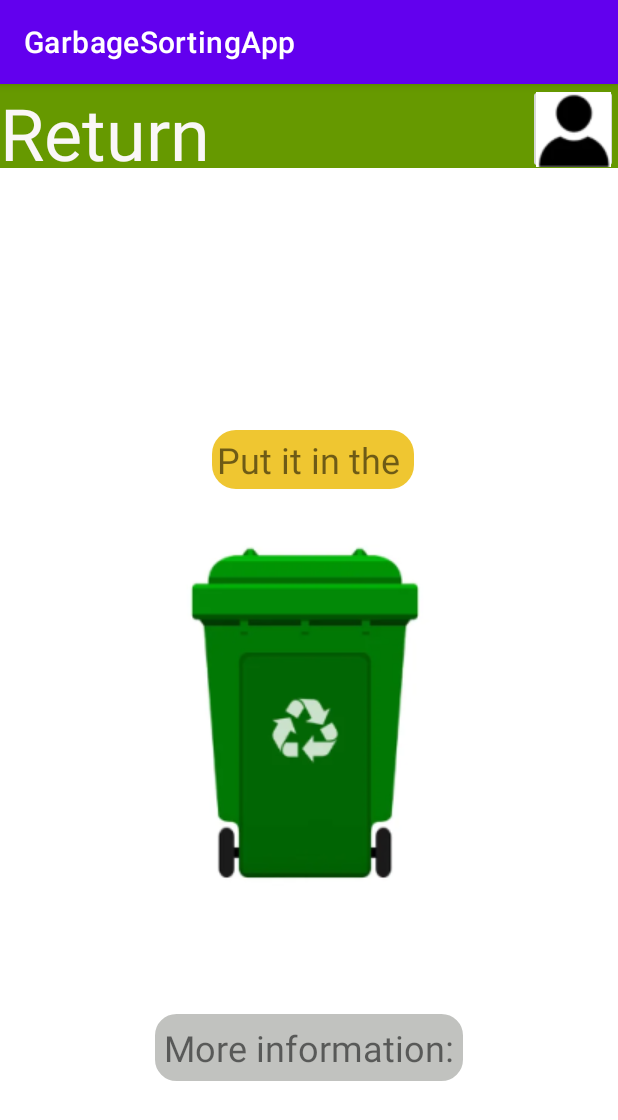
After one commit to wszfln/GarbageSortingApp, an Android app: the AnswerActivity screen opened directly, with no data from a screen before it, on a phone screen of 412 x 824 dp. The commit adds this screen. Shown: the top 1120 px of the screen. Run offline under Robolectric (Android 15) with nearby library versions, the phone set to English and light mode, and no system bars; 1 statement that could not run was skipped.

Commit message:
add basic Query Answer page UI design

```diff
--- a/app/src/main/AndroidManifest.xml
+++ b/app/src/main/AndroidManifest.xml
@@ -26,6 +26,12 @@
         <activity
             android:name=".MainActivity"
             android:exported="true"/>
+        <activity
+            android:name=".QueryActivity"
+            android:exported="true"/>
+        <activity
+            android:name=".AnswerActivity"
+            android:exported="true"/>
     </application>
 
 </manifest>
--- /dev/null
+++ b/app/src/main/java/com/example/garbagesortingapp/AnswerActivity.java
@@ -0,0 +1,47 @@
+package com.example.garbagesortingapp;
+
+import android.annotation.SuppressLint;
+import android.content.Intent;
+import android.os.Bundle;
+import android.widget.ImageButton;
+import android.widget.ImageView;
+import android.widget.TextView;
+import android.widget.Toolbar;
+
+import androidx.appcompat.app.AppCompatActivity;
+
+public class AnswerActivity extends AppCompatActivity {
+
+    private Toolbar tlb3;
+    private TextView txvReturn3;
+    private ImageButton imgBtnAccount3;
+    private TextView txvName;
+    private TextView txvResult;
+    private ImageView imvResult;
+    private TextView txvInformation;
+
+
+    @SuppressLint("MissingInflatedId")
+    @Override
+    protected void onCreate(Bundle savedInstanceState) {
+        super.onCreate(savedInstanceState);
+        setContentView(R.layout.answer);
+        //Get component
+        tlb3 = findViewById(R.id.tlb3);
+        txvReturn3 = findViewById(R.id.txvReturn3);
+        imgBtnAccount3 = findViewById(R.id.imgBtnAccount3);
+        txvName = findViewById(R.id.txvName);
+        //The txvName component gets the Intent and reads the data in it
+        Intent intent = getIntent();
+        if (intent != null) {
+            String receivedText = intent.getStringExtra("searchQuery"); // Use the same key as when sending to get the data
+            txvName.setText(receivedText);
+        }
+        txvResult = findViewById(R.id.txvResult);
+        imvResult = findViewById(R.id.imvResult);
+        txvInformation = findViewById(R.id.txvInformation);
+
+
+
+    }
+}
--- a/app/src/main/java/com/example/garbagesortingapp/QueryActivity.java
+++ b/app/src/main/java/com/example/garbagesortingapp/QueryActivity.java
@@ -3,7 +3,9 @@ package com.example.garbagesortingapp;
 import androidx.appcompat.app.AppCompatActivity;
 
 import android.annotation.SuppressLint;
+import android.content.Intent;
 import android.os.Bundle;
+import android.view.View;
 import android.widget.Button;
 import android.widget.EditText;
 import android.widget.ImageButton;
@@ -40,6 +42,20 @@ public class QueryActivity extends AppCompatActivity {
         edtSearch = findViewById(R.id.edtSearch);
 
 
+        btnSearch.setOnClickListener(new View.OnClickListener() {
+            @Override
+            public void onClick(View view) {
+                EditText edtSearch = findViewById(R.id.edtSearch);
+                String searchText = edtSearch.getText().toString();
+
+                // Create Intent to start AnswerActivity and submit data
+                Intent intent = new Intent(QueryActivity.this, AnswerActivity.class);
+                intent.putExtra("searchQuery", searchText); // "searchQuery" is the key used to pass data in the Intent
+                startActivity(intent);
+            }
+        });
+
+
 
 
     }
--- /dev/null
+++ b/app/src/main/res/drawable/rounded_yellow_background.xml
@@ -0,0 +1,5 @@
+<?xml version="1.0" encoding="utf-8"?>
+<shape xmlns:android="http://schemas.android.com/apk/res/android" android:shape="rectangle">
+    <solid android:color="#EFC631"/>
+    <corners android:radius="16dp"/>
+</shape>
--- /dev/null
+++ b/app/src/main/res/drawable/view_shape_color.xml
@@ -0,0 +1,14 @@
+<?xml version="1.0" encoding="utf-8"?>
+<shape xmlns:android="http://schemas.android.com/apk/res/android">
+    <corners
+        android:bottomLeftRadius="15dp"
+        android:bottomRightRadius="15dp"
+        android:topLeftRadius="15dp"
+        android:topRightRadius="15dp" />
+
+    <!-- 设置填充颜色 -->
+    <solid android:color="#F8C0C1BE" />
+    <!-- 设置边框颜色 -->
+    <stroke android:width="2dp" android:color="@color/white"/>
+
+</shape>
--- /dev/null
+++ b/app/src/main/res/layout/answer.xml
@@ -0,0 +1,93 @@
+<?xml version="1.0" encoding="utf-8"?>
+<androidx.constraintlayout.widget.ConstraintLayout xmlns:android="http://schemas.android.com/apk/res/android"
+    xmlns:app="http://schemas.android.com/apk/res-auto"
+    xmlns:tools="http://schemas.android.com/tools"
+    android:layout_width="match_parent"
+    android:layout_height="match_parent">
+
+    <androidx.appcompat.widget.Toolbar
+        android:id="@+id/tlb3"
+        android:layout_width="0dp"
+        android:layout_height="wrap_content"
+        android:background="@android:color/holo_green_dark"
+        android:minHeight="?attr/actionBarSize"
+        android:theme="?attr/actionBarTheme"
+        app:layout_constraintEnd_toEndOf="parent"
+        app:layout_constraintHorizontal_bias="0.0"
+        app:layout_constraintStart_toStartOf="parent"
+        app:layout_constraintTop_toTopOf="parent" />
+
+    <TextView
+        android:id="@+id/txvReturn3"
+        android:layout_width="wrap_content"
+        android:layout_height="wrap_content"
+        android:clickable="true"
+        android:text="Return"
+        android:textColor="#FAF7F7"
+        android:textSize="48sp"
+        app:layout_constraintStart_toStartOf="parent"
+        app:layout_constraintTop_toTopOf="parent" />
+
+    <ImageButton
+        android:id="@+id/imgBtnAccount3"
+        android:layout_width="60dp"
+        android:layout_height="60dp"
+        android:contentDescription="@string/desc_account_button"
+        app:layout_constraintEnd_toEndOf="parent"
+        app:layout_constraintTop_toTopOf="parent"
+        app:srcCompat="@drawable/account" />
+
+    <TextView
+        android:id="@+id/txvName"
+        android:layout_width="wrap_content"
+        android:layout_height="wrap_content"
+        android:layout_marginStart="108dp"
+        android:layout_marginTop="50dp"
+        android:layout_marginEnd="108dp"
+        android:textSize="48sp"
+        app:layout_constraintEnd_toEndOf="parent"
+        app:layout_constraintStart_toStartOf="parent"
+        app:layout_constraintTop_toBottomOf="@+id/tlb3"
+        tools:text="test" />
+
+    <TextView
+        android:id="@+id/txvResult"
+        android:layout_width="wrap_content"
+        android:layout_height="wrap_content"
+        android:layout_marginStart="141dp"
+        android:layout_marginTop="60dp"
+        android:layout_marginEnd="142dp"
+        android:text="Put it in the "
+        android:textSize="24sp"
+        android:background="@drawable/rounded_yellow_background"
+        android:padding="3dp"
+        app:layout_constraintEnd_toEndOf="parent"
+        app:layout_constraintHorizontal_bias="0.0"
+        app:layout_constraintStart_toStartOf="parent"
+        app:layout_constraintTop_toBottomOf="@+id/txvName" />
+
+    <ImageView
+        android:id="@+id/imvResult"
+        android:layout_width="wrap_content"
+        android:layout_height="wrap_content"
+        app:layout_constraintEnd_toEndOf="parent"
+        app:layout_constraintHorizontal_bias="0.478"
+        app:layout_constraintStart_toStartOf="parent"
+        app:layout_constraintTop_toBottomOf="@+id/txvResult"
+        app:srcCompat="@drawable/recycle2" />
+
+    <TextView
+        android:id="@+id/txvInformation"
+        android:layout_width="wrap_content"
+        android:layout_height="wrap_content"
+        android:layout_marginStart="110dp"
+        android:layout_marginTop="48dp"
+        android:layout_marginEnd="110dp"
+        android:background="@drawable/view_shape_color"
+        android:padding="8dp"
+        android:text="More information:"
+        android:textSize="24sp"
+        app:layout_constraintEnd_toEndOf="parent"
+        app:layout_constraintStart_toStartOf="parent"
+        app:layout_constraintTop_toBottomOf="@+id/imvResult" />
+</androidx.constraintlayout.widget.ConstraintLayout>
```
Also changed, not shown: app/src/main/res/drawable/bottle2.png (added), app/src/main/res/drawable/general2.png (added), app/src/main/res/drawable/ktichen2.png (added), app/src/main/res/drawable/recycle2.png (added).
